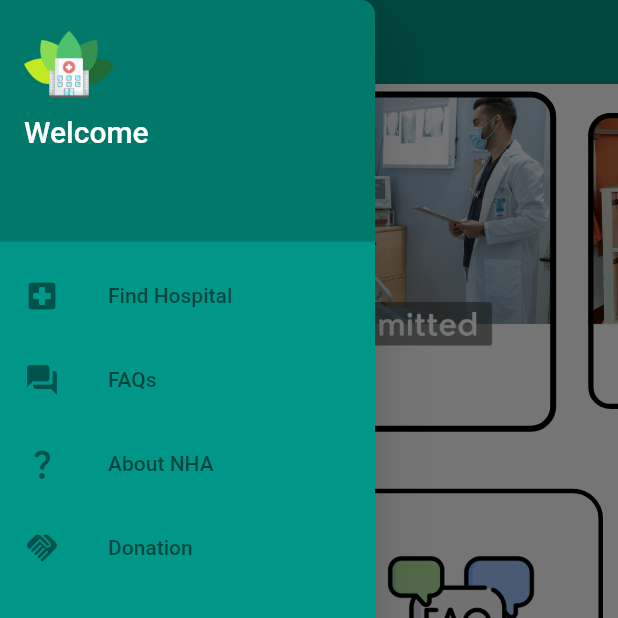
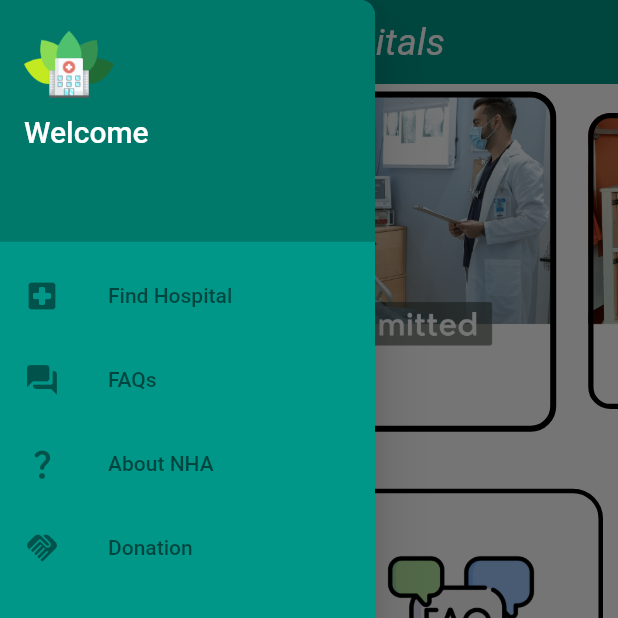
Before and after one commit to Amartya-Mahato/ayush_hospitals, a Flutter app: the MyHomePage screen opened directly, with the side drawer open, on a phone screen of 412 x 824 dp, the top half of it. Run offline on Flutter 3.47's test engine with Material 2 defaults, Android fonts, the phone set to English and light mode, and no system bars; drawn by our look-alikes of carousel_slider; our stand-ins replace google_maps_flutter, location, shared_preferences; missing offline and left inert: flutter_inappwebview, mysql1; accounts and stored records are empty.

Commit message:
minor updation

```diff
--- a/lib/main.dart
+++ b/lib/main.dart
@@ -22,7 +22,7 @@ Future<void> main() async {
     ),
     home: login == null
         ? const LoginPage()
-        : const MyHomePage(title: 'Ayush Hospitals'),
+        : const MyHomePage(title: 'Ayushman Hospitals'),
   ));
 }
 
@@ -40,7 +40,7 @@ class _MyHomePageState extends State<MyHomePage> {
       backgroundColor: Colors.white,
       drawer: const MyDrawer(),
       appBar: AppBar(
-        title: const Text("Ayush Hospitals",
+        title: const Text("Ayushman Hospitals",
             style: TextStyle(
               fontStyle: FontStyle.italic,
             )),
--- a/lib/modules/map/tomtom_routing_engine.dart
+++ b/lib/modules/map/tomtom_routing_engine.dart
@@ -10,10 +10,6 @@ class tomtom_api {
 
     final tomUrl = Uri.parse(
         'https://api.tomtom.com/routing/1/calculateRoute/${destination.latitude},${destination.longitude}:${source.latitude},${source.longitude}/json?key=krbs9pbiN2E4jTvdCWtJbsfNuDTutS8L');
-
-//     final tomUrl = Uri.parse(
-//         'https://api.tomtom.com/routing/1/calculateRoute/${source.latitude},${source.longitude}:${destination.latitude},${destination.longitude}/json?instructionsType=text&language=en-US&vehicleHeading=90&sectionType=traffic&report=effectiveSettings&routeType=eco&traffic=true&avoid=unpavedRoads&travelMode=car&vehicleMaxSpeed=120&vehicleCommercial=false&vehicleEngineType=combustion&key=krbs9pbiN2E4jTvdCWtJbsfNuDTutS8L'
-// );
 
     var req = http.Request('GET', tomUrl);
     req.headers.addAll({'Accept': '*/*', 'User-Agent': 'Ayush_hospital'});
--- a/lib/pages/drawer.dart
+++ b/lib/pages/drawer.dart
@@ -64,47 +64,63 @@ class _MyDrawerState extends State<MyDrawer> {
             ),
           ),
           ListTile(
-              leading: Icon(Icons.local_hospital_rounded),
-              title: Text("Find Hospital", style: TextStyle(color: Colors.black54),),
+              leading: const Icon(Icons.local_hospital_rounded),
+              title: const Text(
+                "Find Hospital",
+                style: TextStyle(color: Colors.black54),
+              ),
               onTap: (() {
                 Navigator.push(context,
                     MaterialPageRoute(builder: ((value) => const MyMap())));
               })),
           ListTile(
-            leading: Icon(Icons.question_answer_rounded),
-            title: Text("FAQs", style: TextStyle(color: Colors.black54),),
+            leading: const Icon(Icons.question_answer_rounded),
+            title: const Text(
+              "FAQs",
+              style: TextStyle(color: Colors.black54),
+            ),
             onTap: () {
               Navigator.push(context,
                   MaterialPageRoute(builder: ((value) => const Faqs())));
             },
           ),
           ListTile(
-            leading: Icon(Icons.question_mark_rounded),
-            title: Text("About NHA", style: TextStyle(color: Colors.black54),),
+            leading: const Icon(Icons.question_mark_rounded),
+            title: const Text(
+              "About NHA",
+              style: TextStyle(color: Colors.black54),
+            ),
             onTap: () {
               Navigator.push(context,
                   MaterialPageRoute(builder: ((value) => const AboutNHA())));
             },
           ),
           ListTile(
-            leading: Icon(Icons.handshake_rounded),
-            title: Text("Donation", style: TextStyle(color: Colors.black54),),
+            leading: const Icon(Icons.handshake_rounded),
+            title: const Text(
+              "Donation",
+              style: TextStyle(color: Colors.black54),
+            ),
             onTap: () {
               Navigator.push(context,
                   MaterialPageRoute(builder: ((value) => const Donation())));
             },
           ),
           ListTile(
-            leading: Icon(Icons.logout_rounded),
-            title: Text("Logout", style: TextStyle(color: Colors.black54),),
+            leading: const Icon(Icons.logout_rounded),
+            title: const Text(
+              "Logout",
+              style: TextStyle(color: Colors.black54),
+            ),
             onTap: () async {
               SharedPreferences pref = await SharedPreferences.getInstance();
               await pref.remove('email');
               await pref.remove('name');
               await pref.clear();
-
-              Navigator.push(context,
-                  MaterialPageRoute(builder: ((value) => const LoginPage())));
+              Navigator.pushAndRemoveUntil(
+                  context,
+                  MaterialPageRoute(builder: ((value) => const LoginPage())),
+                  (route) => false);
             },
           ),
         ],
--- a/lib/pages/faqs.dart
+++ b/lib/pages/faqs.dart
@@ -12,7 +12,7 @@ class _FaqsState extends State<Faqs> {
   @override
   Widget build(BuildContext context) {
     return Scaffold(
-        appBar: AppBar( backgroundColor: Colors.teal, title: const Text("FAQs"), elevation: 0,),
+        appBar: AppBar( backgroundColor: Colors.teal, title: const Text("FAQs", style: TextStyle(fontStyle: FontStyle.italic),), elevation: 0,),
         body: SingleChildScrollView(
           child: ExpansionPanelList(
               elevation: 3,
--- a/lib/pages/my_map.dart
+++ b/lib/pages/my_map.dart
@@ -3,7 +3,7 @@ import 'dart:io';
 
 import 'package:ayush_hospitals/modules/sortedMarkers/sortedMarkers.dart';
 import 'package:ayush_hospitals/widgets/controlButtons.dart';
-import 'package:ayush_hospitals/widgets/dropDownButtons.dart';
+import 'package:ayush_hospitals/widgets/topExpandButtons.dart';
 import 'package:flutter/material.dart';
 import 'package:flutter_inappwebview/flutter_inappwebview.dart';
 import 'package:google_maps_flutter/google_maps_flutter.dart';
@@ -14,7 +14,6 @@ class MyMap extends StatefulWidget {
   const MyMap({super.key});
   @override
   State<MyMap> createState() => _MyMapState();
-
 }
 
 class _MyMapState extends State<MyMap> {
@@ -32,15 +31,16 @@ class _MyMapState extends State<MyMap> {
 
   @override
   void initState() {
+
     webViewInit();
     setCustomMarkes();
     currLocation();
     super.initState();
   }
 
-    @override
+  @override
   void setState(fn) {
-    if(mounted) {
+    if (mounted) {
       super.setState(fn);
     }
   }
@@ -70,7 +70,6 @@ class _MyMapState extends State<MyMap> {
     _controller.future.then((value) {
       googleMapController = value;
       setCustomMarkes();
-
       location.onLocationChanged.listen((newloc) {
         _locationData = newloc;
         if (dirIsPressed) {
@@ -122,7 +121,7 @@ class _MyMapState extends State<MyMap> {
   Widget build(BuildContext context) {
     return Scaffold(
       appBar: AppBar(
-        title: const Text("Ayush Hospitals",
+        title: const Text("Ayushman Hospitals",
             style: TextStyle(
               fontStyle: FontStyle.italic,
             )),
@@ -191,12 +190,11 @@ class _MyMapState extends State<MyMap> {
               setState(() {});
             },
           ),
-        DropDownButtons(
-          sortedMarkerSet: (value) {
-            getMarker(value);
-            setState(() {});
-          },
-        ),
+
+        TopExpandButtons(sortedMarkerSet: (value) {
+          getMarker(value);
+          setState(() {});
+        })
       ]),
     );
   }
--- a/lib/widgets/dropDownDistrict.dart
+++ b/lib/widgets/dropDownDistrict.dart
@@ -35,7 +35,7 @@ class _DropDownDistrictState extends State<DropDownDistrict> {
                 height: 50,
                   child:  Center(
                     child: Text(
-                      "Please Select State",
+                      "Please Select Above",
                       style: TextStyle(color: Colors.white),
                     ),
                   ),
@@ -48,7 +48,7 @@ class _DropDownDistrictState extends State<DropDownDistrict> {
                     Icons.arrow_drop_up_rounded,
                     color: Colors.white,
                   ),
-                  dropdownColor: Colors.black,
+                  dropdownColor: Colors.grey,
                   style: const TextStyle(color: Colors.white),
                   hint: const Text(
                     "Select District",
--- a/lib/widgets/dropDownState.dart
+++ b/lib/widgets/dropDownState.dart
@@ -35,7 +35,7 @@ class _DropDownStateState extends State<DropDownState> {
                 Icons.arrow_drop_up_rounded,
                 color: Colors.white,
               ),
-              dropdownColor: Colors.black,
+              dropdownColor: Colors.grey,
               style: const TextStyle(color: Colors.white),
               hint: const Text(
                 "Select State",
--- a/lib/widgets/dropDownType.dart
+++ b/lib/widgets/dropDownType.dart
@@ -32,7 +32,7 @@ class _DropDownTypeState extends State<DropDownType> {
                 height: 50,
                   child: Center(
                       child: Text(
-                    "Please Select District",
+                    "Please Select Above",
                     style: TextStyle(color: Colors.white),
                   )),
                 )
@@ -44,7 +44,7 @@ class _DropDownTypeState extends State<DropDownType> {
                     Icons.arrow_drop_up_rounded,
                     color: Colors.white,
                   ),
-                  dropdownColor: Colors.black,
+                  dropdownColor: Colors.grey,
                   style: const TextStyle(color: Colors.white),
                   hint: const Text(
                     "Select Type",
```
Also changed, not shown: lib/pages/about_nha.dart (+10 -7 lines), lib/pages/donation.dart (+15 -5 lines), lib/pages/loginPage.dart (+24 -4 lines), lib/widgets/dropDownButtons.dart (deleted, +0 -120 lines), lib/widgets/topExpandButtons.dart (added, +99 -0 lines), 3 other files.
